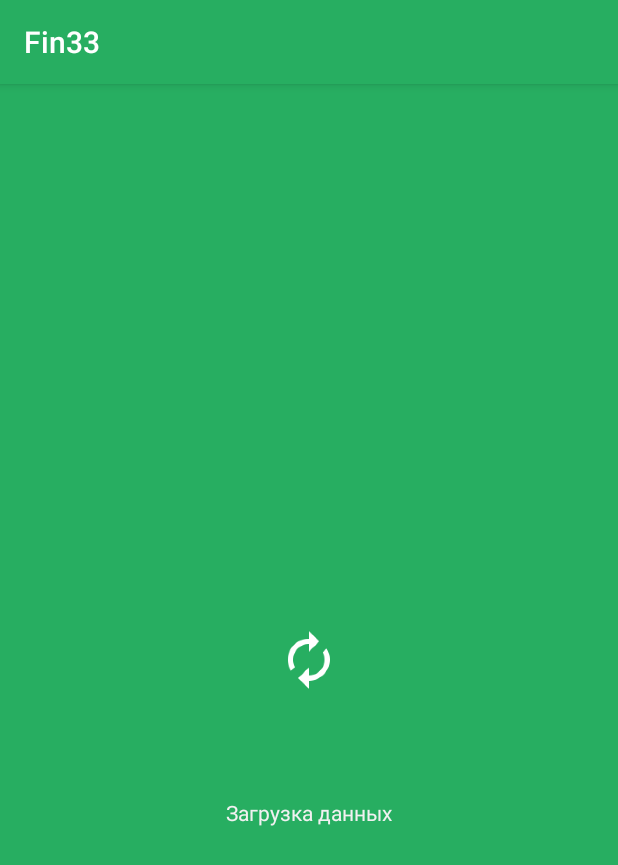
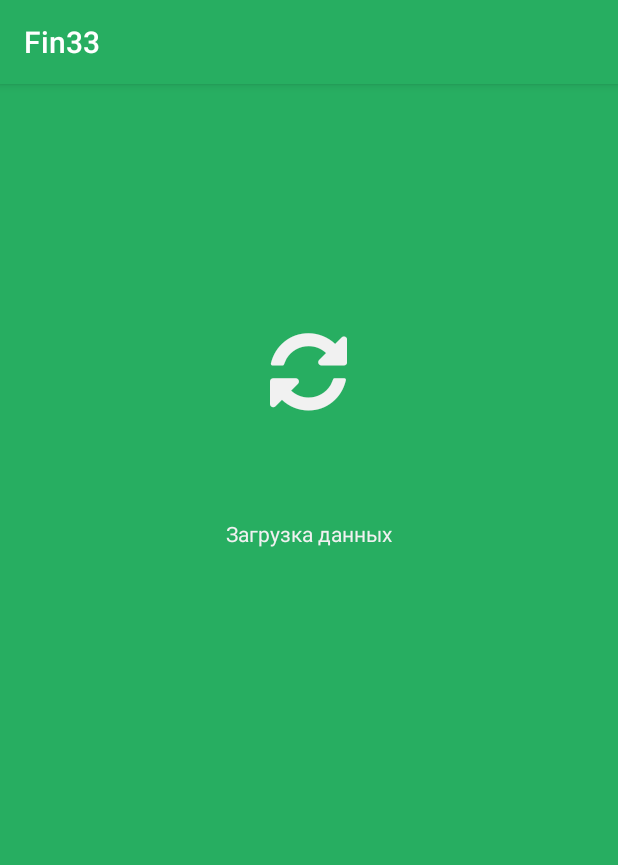
Before and after one commit to KorotkovAlex/Fin33, an Android app: the SplashScreenActivity screen opened directly, with no data from a screen before it, on a phone screen of 412 x 824 dp. Shown: the top 865 px of the screen. Run offline under Robolectric (Android 15) with nearby library versions, the phone set to English and light mode, and no system bars.

Commit message:
Replace images with font icons #4

```diff
--- a/app/src/main/java/com/anjlab/fin33/SplashScreenActivity.java
+++ b/app/src/main/java/com/anjlab/fin33/SplashScreenActivity.java
@@ -1,14 +1,13 @@
 package com.anjlab.fin33;
 
-import android.app.Activity;
 import android.content.Context;
 import android.content.Intent;
 import android.content.pm.ActivityInfo;
+import android.graphics.Typeface;
 import android.net.ConnectivityManager;
 import android.net.NetworkInfo;
 import android.support.v7.app.AppCompatActivity;
 import android.os.Bundle;
-import android.view.View;
 import android.view.animation.Animation;
 import android.view.animation.AnimationUtils;
 import android.widget.ImageView;
@@ -18,11 +17,10 @@ import com.anjlab.fin33.model.AppState;
 import com.anjlab.fin33.model.Bank;
 import com.anjlab.fin33.model.BanksUpdatedListener;
 
-import java.io.IOException;
 import java.util.List;
 
 public class SplashScreenActivity extends AppCompatActivity implements BanksUpdatedListener {
-    ImageView imageView;
+    TextView textViewSS;
     TextView textView6;
 
     @Override
@@ -30,10 +28,14 @@ public class SplashScreenActivity extends AppCompatActivity implements BanksUpda
         super.onCreate(savedInstanceState);
         setRequestedOrientation(ActivityInfo.SCREEN_ORIENTATION_PORTRAIT);
         setContentView(R.layout.activity_splash_screen);
-        imageView = (ImageView)findViewById(R.id.imageViewSS);
+        Typeface font = Typeface.createFromAsset( getAssets(), "fontawesome-webfont.ttf" );
+        textViewSS = (TextView) findViewById(R.id.textViewSS);
+        textViewSS.setTypeface(font);
+
+        textViewSS.setText(R.string.icon_refresh);
         textView6 = (TextView) findViewById(R.id.textView6);
         final Animation animationRotateCenter = AnimationUtils.loadAnimation(this, R.anim.rotate);
-        imageView.startAnimation(animationRotateCenter);
+        textViewSS.startAnimation(animationRotateCenter);
         AppState.getInstance().subscribe(this);
 //        if(AppState.getInstance().getBanks().isEmpty()) {
 //                try {
--- a/app/src/main/res/layout/activity_splash_screen.xml
+++ b/app/src/main/res/layout/activity_splash_screen.xml
@@ -5,21 +5,22 @@
     android:layout_height="match_parent"
     tools:context=".SplashScreenActivity"
     android:background="@color/colorDollar">
-    <ImageView
+    <TextView
         android:layout_width="wrap_content"
         android:layout_height="wrap_content"
-        android:id="@+id/imageViewSS"
-        android:layout_centerVertical="true"
+        android:id="@+id/textViewSS"
+        android:textSize="60sp"
+        android:textColor="@color/colorText"
+        android:layout_alignParentTop="true"
         android:layout_centerHorizontal="true"
-        android:src="@mipmap/ic_autorenew"
-        />
+        android:layout_marginTop="161dp" />
 
     <TextView
         android:layout_width="wrap_content"
         android:layout_height="wrap_content"
         android:text="Загрузка данных"
         android:id="@+id/textView6"
-        android:layout_below="@+id/imageViewSS"
+        android:layout_below="@+id/textViewSS"
         android:layout_centerHorizontal="true"
         android:layout_marginTop="68dp"
         android:textColor="@color/colorText"/>
--- a/app/src/main/res/values/colors.xml
+++ b/app/src/main/res/values/colors.xml
@@ -4,6 +4,8 @@
     <color name="colorPrimaryDark">#27ae61</color>
     <color name="colorAccent">#1f894d</color>
     <color name="colorDollar">#27ae61</color>
+    <color name="colorUp">#27ae61</color>
+    <color name="colorDown">#c12326</color>
     <color name="colorText">#f1f1f1</color>
     <color name="colorBest">#1565c0</color>
     <color name="colorNonBest">#cecece</color>
--- a/app/src/main/res/values/strings.xml
+++ b/app/src/main/res/values/strings.xml
@@ -6,4 +6,8 @@
     <string name="buy">Покупка</string>
     <string name="sell">Продажа</string>
     <string name="icon_heart">&#xf119;</string>
+    <string name="icon_down">&#xf063;</string>
+    <string name="icon_up">&#xf062;</string>
+    <string name="icon_best">&#xf087;</string>&#xf021;
+    <string name="icon_refresh">&#xf021;</string>
 </resources>
```
Also changed, not shown: app/src/main/java/com/anjlab/fin33/BankRowAdapter.java (+16 -10 lines), app/src/main/java/com/anjlab/fin33/view/ExchangeRateView.java (+14 -7 lines), app/src/main/res/layout/card_view_currency.xml (+16 -13 lines), app/src/main/res/layout/exchange_rate_view.xml (+8 -6 lines).
